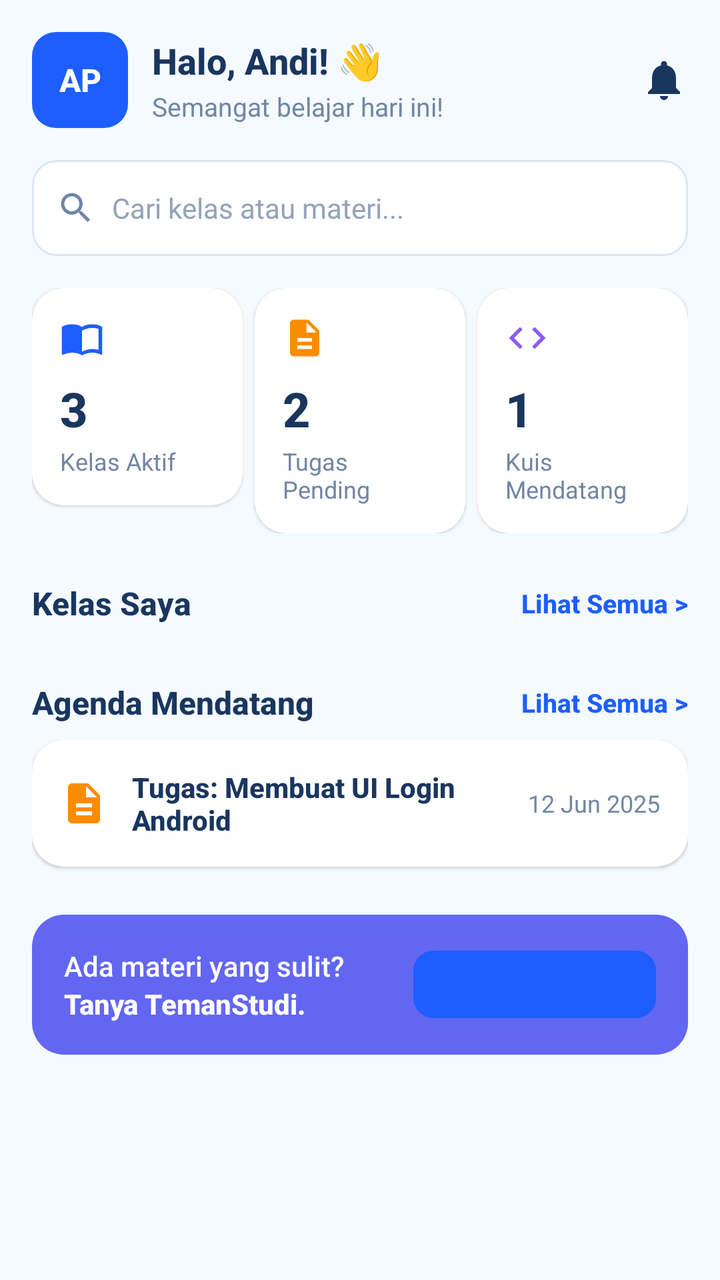
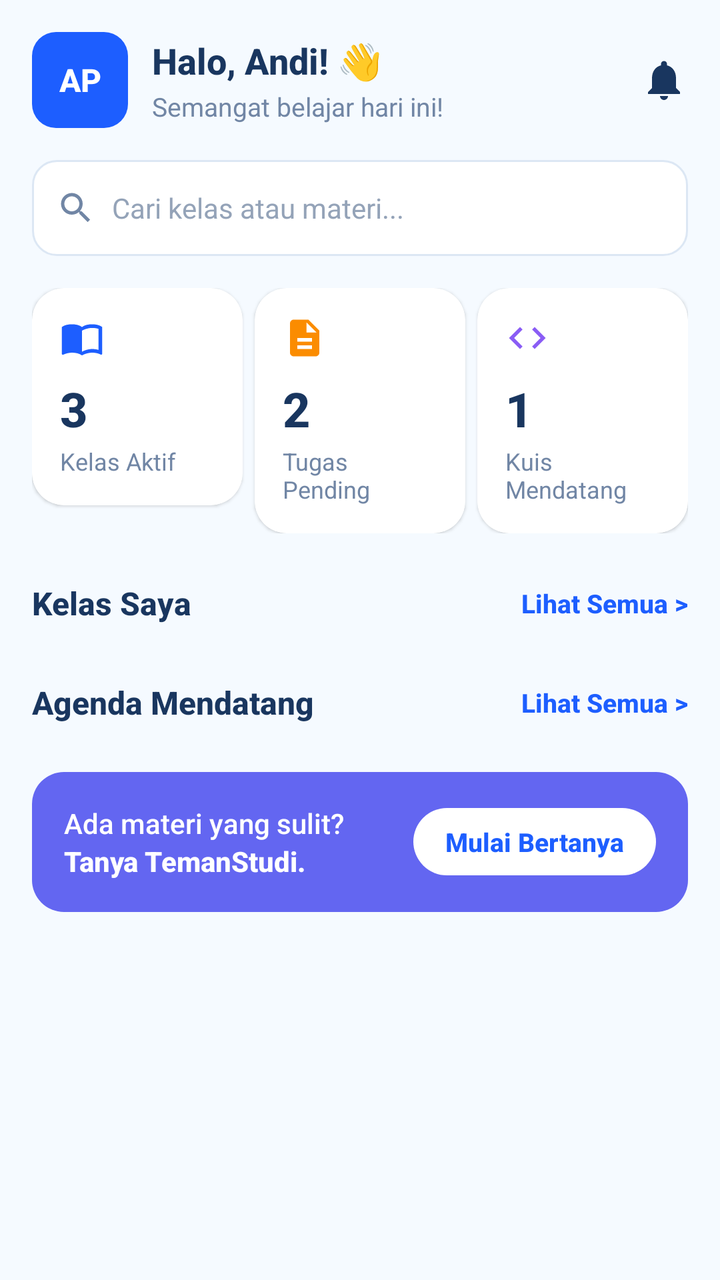

Before-and-after screenshots of an Android layout around one commit, followed by the original layout XML and the change that was made.
<!-- AndroidManifest.xml: application theme Theme.TemanStudi -->
<!-- res/layout/activity_beranda_pelajar_institusi.xml -->
<?xml version="1.0" encoding="utf-8"?>
<LinearLayout xmlns:android="http://schemas.android.com/apk/res/android"
    xmlns:app="http://schemas.android.com/apk/res-auto"
    xmlns:tools="http://schemas.android.com/tools"
    android:layout_width="match_parent"
    android:layout_height="match_parent"
    android:background="#F5FAFF"
    android:orientation="vertical">

    <ScrollView
        android:layout_width="match_parent"
        android:layout_height="0dp"
        android:layout_weight="1"
        android:clipToPadding="false"
        android:fillViewport="true">

        <LinearLayout
            android:layout_width="match_parent"
            android:layout_height="wrap_content"
            android:orientation="vertical"
            android:padding="16dp">

            
            <LinearLayout
                android:layout_width="match_parent"
                android:layout_height="wrap_content"
                android:gravity="center_vertical"
                android:orientation="horizontal">

                <TextView
                    android:layout_width="48dp"
                    android:layout_height="48dp"
                    android:background="@drawable/bg_stat_blue"
                    android:fontFamily="sans-serif-medium"
                    android:gravity="center"
                    android:text="AP"
                    android:textColor="@color/white"
                    android:textSize="16sp"
                    android:textStyle="bold" />

                <LinearLayout
                    android:layout_width="0dp"
                    android:layout_height="wrap_content"
                    android:layout_marginStart="12dp"
                    android:layout_weight="1"
                    android:orientation="vertical">

                    <TextView
                        android:layout_width="wrap_content"
                        android:layout_height="wrap_content"
                        android:fontFamily="sans-serif-medium"
                        android:text="Halo, Andi! 👋"
                        android:textColor="#19365F"
                        android:textSize="18sp"
                        android:textStyle="bold" />

                    <TextView
                        android:layout_width="wrap_content"
                        android:layout_height="wrap_content"
                        android:layout_marginTop="2dp"
                        android:fontFamily="sans-serif"
                        android:text="Semangat belajar hari ini!"
                        android:textColor="#7186A5"
                        android:textSize="13sp" />
                </LinearLayout>

                <ImageView
                    android:layout_width="24dp"
                    android:layout_height="24dp"
                    android:contentDescription="@string/app_name"
                    android:src="@drawable/ic_bell"
                    app:tint="#19365F" />
            </LinearLayout>

            
            <LinearLayout
                android:layout_width="match_parent"
                android:layout_height="48dp"
                android:layout_marginTop="16dp"
                android:background="@drawable/bg_search"
                android:gravity="center_vertical"
                android:orientation="horizontal"
                android:paddingHorizontal="12dp">

                <ImageView
                    android:layout_width="20dp"
                    android:layout_height="20dp"
                    android:contentDescription="@string/app_name"
                    android:src="@drawable/ic_search"
                    app:tint="#7186A5" />

                <EditText
                    android:layout_width="match_parent"
                    android:layout_height="match_parent"
                    android:layout_marginStart="8dp"
                    android:autofillHints="name"
                    android:background="@null"
                    android:fontFamily="sans-serif"
                    android:hint="Cari kelas atau materi..."
                    android:inputType="text"
                    android:textColor="#19365F"
                    android:textColorHint="#94A3B8"
                    android:textSize="14sp" />
            </LinearLayout>

            
            <LinearLayout
                android:layout_width="match_parent"
                android:layout_height="wrap_content"
                android:layout_marginTop="16dp"
                android:orientation="horizontal"
                android:weightSum="3">

                
                <androidx.cardview.widget.CardView
                    android:layout_width="0dp"
                    android:layout_height="wrap_content"
                    android:layout_marginEnd="4dp"
                    android:layout_weight="1"
                    app:cardBackgroundColor="@color/white"
                    app:cardCornerRadius="16dp"
                    app:cardElevation="1dp"
                    app:strokeColor="#DCE7F4"
                    app:strokeWidth="1dp">

                    <LinearLayout
                        android:layout_width="match_parent"
                        android:layout_height="wrap_content"
                        android:orientation="vertical"
                        android:padding="14dp">

                        <ImageView
                            android:layout_width="22dp"
                            android:layout_height="22dp"
                            android:contentDescription="@string/app_name"
                            android:src="@drawable/ic_book"
                            app:tint="#1D5EFF" />

                        <TextView
                            android:id="@+id/tvStatKelas"
                            android:layout_width="wrap_content"
                            android:layout_height="wrap_content"
                            android:layout_marginTop="8dp"
                            android:fontFamily="sans-serif-medium"
                            android:text="3"
                            android:textColor="#19365F"
                            android:textSize="24sp"
                            android:textStyle="bold" />

                        <TextView
                            android:layout_width="wrap_content"
                            android:layout_height="wrap_content"
                            android:layout_marginTop="2dp"
                            android:fontFamily="sans-serif"
                            android:text="Kelas Aktif"
                            android:textColor="#7186A5"
                            android:textSize="12sp" />
                    </LinearLayout>
                </androidx.cardview.widget.CardView>

                
                <androidx.cardview.widget.CardView
                    android:layout_width="0dp"
                    android:layout_height="wrap_content"
                    android:layout_marginHorizontal="2dp"
                    android:layout_weight="1"
                    app:cardBackgroundColor="@color/white"
                    app:cardCornerRadius="16dp"
                    app:cardElevation="1dp"
                    app:strokeColor="#DCE7F4"
                    app:strokeWidth="1dp">

                    <LinearLayout
                        android:layout_width="match_parent"
                        android:layout_height="wrap_content"
                        android:orientation="vertical"
                        android:padding="14dp">

                        <ImageView
                            android:layout_width="22dp"
                            android:layout_height="22dp"
                            android:contentDescription="@string/app_name"
                            android:src="@drawable/ic_description"
                            app:tint="#FB8C00" />

                        <TextView
                            android:id="@+id/tvStatTugas"
                            android:layout_width="wrap_content"
                            android:layout_height="wrap_content"
                            android:layout_marginTop="8dp"
                            android:fontFamily="sans-serif-medium"
                            android:text="2"
                            android:textColor="#19365F"
                            android:textSize="24sp"
                            android:textStyle="bold" />

                        <TextView
                            android:layout_width="wrap_content"
                            android:layout_height="wrap_content"
                            android:layout_marginTop="2dp"
                            android:fontFamily="sans-serif"
                            android:text="Tugas Pending"
                            android:textColor="#7186A5"
                            android:textSize="12sp" />
                    </LinearLayout>
                </androidx.cardview.widget.CardView>

                
                <androidx.cardview.widget.CardView
                    android:layout_width="0dp"
                    android:layout_height="wrap_content"
                    android:layout_marginStart="4dp"
                    android:layout_weight="1"
                    app:cardBackgroundColor="@color/white"
                    app:cardCornerRadius="16dp"
                    app:cardElevation="1dp"
                    app:strokeColor="#DCE7F4"
                    app:strokeWidth="1dp">

                    <LinearLayout
                        android:layout_width="match_parent"
                        android:layout_height="wrap_content"
                        android:orientation="vertical"
                        android:padding="14dp">

                        <ImageView
                            android:layout_width="22dp"
                            android:layout_height="22dp"
                            android:contentDescription="@string/app_name"
                            android:src="@drawable/ic_code"
                            app:tint="#8A5CF5" />

                        <TextView
                            android:id="@+id/tvStatKuis"
                            android:layout_width="wrap_content"
                            android:layout_height="wrap_content"
                            android:layout_marginTop="8dp"
                            android:fontFamily="sans-serif-medium"
                            android:text="1"
                            android:textColor="#19365F"
                            android:textSize="24sp"
                            android:textStyle="bold" />

                        <TextView
                            android:layout_width="wrap_content"
                            android:layout_height="wrap_content"
                            android:layout_marginTop="2dp"
                            android:fontFamily="sans-serif"
                            android:text="Kuis Mendatang"
                            android:textColor="#7186A5"
                            android:textSize="12sp" />
                    </LinearLayout>
                </androidx.cardview.widget.CardView>
            </LinearLayout>

            
            <LinearLayout
                android:layout_width="match_parent"
                android:layout_height="wrap_content"
                android:layout_marginTop="24dp"
                android:layout_marginBottom="8dp"
                android:gravity="center_vertical"
                android:orientation="horizontal">

                <TextView
                    android:layout_width="0dp"
                    android:layout_height="wrap_content"
                    android:layout_weight="1"
                    android:fontFamily="sans-serif-medium"
                    android:text="Kelas Saya"
                    android:textColor="#19365F"
                    android:textSize="16sp"
                    android:textStyle="bold" />

                <TextView
                    android:id="@+id/tvLihatSemuaKelas"
                    android:layout_width="wrap_content"
                    android:layout_height="wrap_content"
                    android:fontFamily="sans-serif-medium"
                    android:text="Lihat Semua >"
                    android:textColor="#1D5EFF"
                    android:textSize="13sp"
                    android:textStyle="bold" />
            </LinearLayout>

            
            <LinearLayout
                android:id="@+id/containerKelasPreview"
                android:layout_width="match_parent"
                android:layout_height="wrap_content"
                android:orientation="vertical" />

            
            <LinearLayout
                android:layout_width="match_parent"
                android:layout_height="wrap_content"
                android:layout_marginTop="20dp"
                android:layout_marginBottom="8dp"
                android:gravity="center_vertical"
                android:orientation="horizontal">

                <TextView
                    android:layout_width="0dp"
                    android:layout_height="wrap_content"
                    android:layout_weight="1"
                    android:fontFamily="sans-serif-medium"
                    android:text="Agenda Mendatang"
                    android:textColor="#19365F"
                    android:textSize="16sp"
                    android:textStyle="bold" />

                <TextView
                    android:layout_width="wrap_content"
                    android:layout_height="wrap_content"
                    android:fontFamily="sans-serif-medium"
                    android:text="Lihat Semua >"
                    android:textColor="#1D5EFF"
                    android:textSize="13sp"
                    android:textStyle="bold" />
            </LinearLayout>

            
            <androidx.cardview.widget.CardView
                android:layout_width="match_parent"
                android:layout_height="wrap_content"
                android:layout_marginBottom="8dp"
                app:cardBackgroundColor="@color/white"
                app:cardCornerRadius="16dp"
                app:cardElevation="1dp"
                app:strokeColor="#DCE7F4"
                app:strokeWidth="1dp">

                <LinearLayout
                    android:layout_width="match_parent"
                    android:layout_height="wrap_content"
                    android:gravity="center_vertical"
                    android:orientation="horizontal"
                    android:padding="14dp">

                    <ImageView
                        android:layout_width="24dp"
                        android:layout_height="24dp"
                        android:contentDescription="@string/app_name"
                        android:src="@drawable/ic_description"
                        app:tint="#FB8C00" />

                    <TextView
                        android:layout_width="0dp"
                        android:layout_height="wrap_content"
                        android:layout_marginStart="12dp"
                        android:layout_weight="1"
                        android:fontFamily="sans-serif-medium"
                        android:text="Tugas: Membuat UI Login Android"
                        android:textColor="#19365F"
                        android:textSize="14sp"
                        android:textStyle="bold" />

                    <TextView
                        android:layout_width="wrap_content"
                        android:layout_height="wrap_content"
                        android:fontFamily="sans-serif"
                        android:text="12 Jun 2025"
                        android:textColor="#7186A5"
                        android:textSize="12sp" />
                </LinearLayout>
            </androidx.cardview.widget.CardView>

            
            <LinearLayout
                android:layout_width="match_parent"
                android:layout_height="wrap_content"
                android:layout_marginTop="16dp"
                android:layout_marginBottom="24dp"
                android:background="@drawable/bg_ai_banner"
                android:gravity="center_vertical"
                android:orientation="horizontal"
                android:padding="16dp">

                <LinearLayout
                    android:layout_width="0dp"
                    android:layout_height="wrap_content"
                    android:layout_weight="1"
                    android:orientation="vertical">

                    <TextView
                        android:layout_width="wrap_content"
                        android:layout_height="wrap_content"
                        android:fontFamily="sans-serif-medium"
                        android:text="Ada materi yang sulit?"
                        android:textColor="@color/white"
                        android:textSize="14sp" />

                    <TextView
                        android:layout_width="wrap_content"
                        android:layout_height="wrap_content"
                        android:fontFamily="sans-serif-medium"
                        android:text="Tanya TemanStudi."
                        android:textColor="@color/white"
                        android:textSize="14sp"
                        android:textStyle="bold" />
                </LinearLayout>

                <TextView
                    android:id="@+id/btnMulaiBertanya"
                    android:layout_width="wrap_content"
                    android:layout_height="wrap_content"
                    android:background="@drawable/bg_tab_selected"
                    android:fontFamily="sans-serif-medium"
                    android:paddingHorizontal="16dp"
                    android:paddingVertical="8dp"
                    android:text="Mulai Bertanya"
                    android:textColor="#1D5EFF"
                    android:textSize="13sp"
                    android:textStyle="bold" />
            </LinearLayout>

        </LinearLayout>
    </ScrollView>

    
    <FrameLayout
        android:id="@+id/bottomNavContainer"
        android:layout_width="match_parent"
        android:layout_height="wrap_content" />

</LinearLayout>
<!-- resources referenced by this layout -->
<resources>
  <color name="white">#FFFFFFFF</color>
  <!-- drawable bg_ai_banner (drawable) -->
  <?xml version="1.0" encoding="utf-8"?>
  <shape xmlns:android="http://schemas.android.com/apk/res/android"
      android:shape="rectangle">
      <solid android:color="#6366F1" />
      <corners android:radius="16dp" />
  </shape>
  <!-- drawable bg_search (drawable) -->
  <?xml version="1.0" encoding="utf-8"?>
  <shape xmlns:android="http://schemas.android.com/apk/res/android"
      android:shape="rectangle">
      <solid android:color="@color/white" />
      <corners android:radius="12dp" />
      <stroke android:width="1dp" android:color="#DCE7F4" />
  </shape>
  <!-- drawable bg_stat_blue (drawable) -->
  <?xml version="1.0" encoding="utf-8"?>
  <shape xmlns:android="http://schemas.android.com/apk/res/android"
      android:shape="rectangle">
      <solid android:color="#1D5EFF" />
      <corners android:radius="12dp" />
  </shape>
  <!-- drawable bg_tab_selected (drawable) -->
  <?xml version="1.0" encoding="utf-8"?>
  <shape xmlns:android="http://schemas.android.com/apk/res/android"
      android:shape="rectangle">
      <solid android:color="#1D5EFF" />
      <corners android:radius="10dp" />
  </shape>
  <!-- drawable ic_bell (drawable) -->
  <?xml version="1.0" encoding="utf-8"?>
  <vector xmlns:android="http://schemas.android.com/apk/res/android"
      android:width="24dp"
      android:height="24dp"
      android:viewportWidth="24"
      android:viewportHeight="24">
      <path
          android:fillColor="#7186A5"
          android:pathData="M12,22c1.1,0 2,-0.9 2,-2h-4c0,1.1 0.89,2 2,2zM18,16v-5c0,-3.07 -1.64,-5.64 -4.5,-6.32V4c0,-0.83 -0.67,-1.5 -1.5,-1.5s-1.5,0.67 -1.5,1.5v0.68C7.63,5.36 6,7.92 6,11v5l-2,2v1h16v-1l-2,-2z" />
  </vector>
  <!-- drawable ic_code (drawable) -->
  <?xml version="1.0" encoding="utf-8"?>
  <vector xmlns:android="http://schemas.android.com/apk/res/android"
      android:width="24dp"
      android:height="24dp"
      android:viewportWidth="24"
      android:viewportHeight="24">
      <path
          android:fillColor="#7186A5"
          android:pathData="M9.4,16.6L4.8,12l4.6,-4.6L8,6l-6,6 6,6 1.4,-1.4zM14.6,16.6l4.6,-4.6 -4.6,-4.6L16,6l6,6 -6,6 -1.4,-1.4z" />
  </vector>
  <!-- drawable ic_description (drawable) -->
  <?xml version="1.0" encoding="utf-8"?>
  <vector xmlns:android="http://schemas.android.com/apk/res/android"
      android:width="24dp"
      android:height="24dp"
      android:viewportWidth="24"
      android:viewportHeight="24">
      <path
          android:fillColor="#7186A5"
          android:pathData="M14,2H6c-1.1,0 -1.99,0.9 -1.99,2L4,20c0,1.1 0.89,2 1.99,2H18c1.1,0 2,-0.9 2,-2V8l-6,-6zM16,18H8v-2h8v2zM16,14H8v-2h8v2zM13,9V3.5L18.5,9H13z" />
  </vector>
  <!-- drawable ic_search (drawable) -->
  <?xml version="1.0" encoding="utf-8"?>
  <vector xmlns:android="http://schemas.android.com/apk/res/android"
      android:width="24dp"
      android:height="24dp"
      android:viewportWidth="24"
      android:viewportHeight="24">
      <path
          android:fillColor="#7186A5"
          android:pathData="M15.5,14h-0.79l-0.28,-0.27C15.41,12.59 16,11.11 16,9.5 16,5.91 13.09,3 9.5,3S3,5.91 3,9.5 5.91,16 9.5,16c1.61,0 3.09,-0.59 4.23,-1.57l0.27,0.28v0.79l5,4.99L20.49,19l-4.99,-5zM9.5,14C7.01,14 5,11.99 5,9.5S7.01,5 9.5,5 14,7.01 14,9.5 11.99,14 9.5,14z" />
  </vector>
  <string name="app_name">TemanStudi</string>
  <style name="Theme.TemanStudi" parent="Base.Theme.TemanStudi" />
  <style name="Base.Theme.TemanStudi" parent="Theme.Material3.DayNight.NoActionBar">
  
          <item name="colorPrimary">#1D5EFF</item>
          <item name="colorOnPrimary">#FFFFFF</item>
  
          <item name="android:statusBarColor">#F5FAFF</item>
          <item name="android:navigationBarColor">#F5FAFF</item>
          <item name="android:windowLightStatusBar">true</item>
  
      </style>
  <!-- unchanged entries left out for length: 1 -->
</resources>

<!-- the commit's change to res/layout/activity_beranda_pelajar_institusi.xml (unified diff, before → after) -->
@@ -320,50 +320,11 @@
             </LinearLayout>
 
             
-            <androidx.cardview.widget.CardView
-                android:layout_width="match_parent"
-                android:layout_height="wrap_content"
-                android:layout_marginBottom="8dp"
-                app:cardBackgroundColor="@color/white"
-                app:cardCornerRadius="16dp"
-                app:cardElevation="1dp"
-                app:strokeColor="#DCE7F4"
-                app:strokeWidth="1dp">
-
-                <LinearLayout
-                    android:layout_width="match_parent"
-                    android:layout_height="wrap_content"
-                    android:gravity="center_vertical"
-                    android:orientation="horizontal"
-                    android:padding="14dp">
-
-                    <ImageView
-                        android:layout_width="24dp"
-                        android:layout_height="24dp"
-                        android:contentDescription="@string/app_name"
-                        android:src="@drawable/ic_description"
-                        app:tint="#FB8C00" />
-
-                    <TextView
-                        android:layout_width="0dp"
-                        android:layout_height="wrap_content"
-                        android:layout_marginStart="12dp"
-                        android:layout_weight="1"
-                        android:fontFamily="sans-serif-medium"
-                        android:text="Tugas: Membuat UI Login Android"
-                        android:textColor="#19365F"
-                        android:textSize="14sp"
-                        android:textStyle="bold" />
-
-                    <TextView
-                        android:layout_width="wrap_content"
-                        android:layout_height="wrap_content"
-                        android:fontFamily="sans-serif"
-                        android:text="12 Jun 2025"
-                        android:textColor="#7186A5"
-                        android:textSize="12sp" />
-                </LinearLayout>
-            </androidx.cardview.widget.CardView>
+            <LinearLayout
+                android:id="@+id/containerAgendaPreview"
+                android:layout_width="match_parent"
+                android:layout_height="wrap_content"
+                android:orientation="vertical" />
 
             
             <LinearLayout
@@ -404,7 +365,7 @@
                     android:id="@+id/btnMulaiBertanya"
                     android:layout_width="wrap_content"
                     android:layout_height="wrap_content"
-                    android:background="@drawable/bg_tab_selected"
+                    android:background="@drawable/bg_pill_white"
                     android:fontFamily="sans-serif-medium"
                     android:paddingHorizontal="16dp"
                     android:paddingVertical="8dp"
<!-- resource entries referenced after the edit -->
@@ -7,6 +7,13 @@
       android:shape="rectangle">
       <solid android:color="#6366F1" />
       <corners android:radius="16dp" />
+  </shape>
+  <!-- drawable bg_pill_white (drawable) -->
+  <?xml version="1.0" encoding="utf-8"?>
+  <shape xmlns:android="http://schemas.android.com/apk/res/android"
+      android:shape="rectangle">
+      <solid android:color="@color/white" />
+      <corners android:radius="20dp" />
   </shape>
   <!-- drawable bg_search (drawable) -->
   <?xml version="1.0" encoding="utf-8"?>
@@ -22,13 +29,6 @@
       android:shape="rectangle">
       <solid android:color="#1D5EFF" />
       <corners android:radius="12dp" />
-  </shape>
-  <!-- drawable bg_tab_selected (drawable) -->
-  <?xml version="1.0" encoding="utf-8"?>
-  <shape xmlns:android="http://schemas.android.com/apk/res/android"
-      android:shape="rectangle">
-      <solid android:color="#1D5EFF" />
-      <corners android:radius="10dp" />
   </shape>
   <!-- drawable ic_bell (drawable) -->
   <?xml version="1.0" encoding="utf-8"?>
